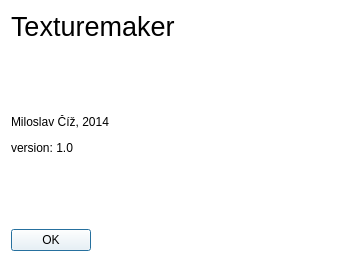
Old version of the form texturemaker/texturemaker/aboutdialog.ui in the repository drummyfish/ptdesigner.
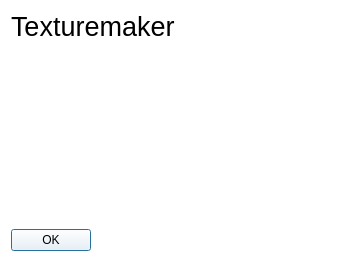
New version of the form. Icons and pictures are not drawn.

```diff
--- a/texturemaker/texturemaker/aboutdialog.ui
+++ b/texturemaker/texturemaker/aboutdialog.ui
@@ -42,7 +42,7 @@
    <item row="1" column="0">
     <widget class="QLabel" name="label_2">
      <property name="text">
-      <string>&lt;html&gt;&lt;head/&gt;&lt;body&gt;&lt;p&gt;Miloslav Číž, 2014&lt;/p&gt;&lt;p&gt;version: 1.0&lt;/p&gt;&lt;/body&gt;&lt;/html&gt;</string>
+      <string>&lt;html&gt;&lt;head/&gt;&lt;body&gt;&lt;p&gt;&lt;br/&gt;&lt;/p&gt;&lt;/body&gt;&lt;/html&gt;</string>
      </property>
     </widget>
    </item>
```
Left out of the diff: 4 changed lines with no effect on the pictures.
